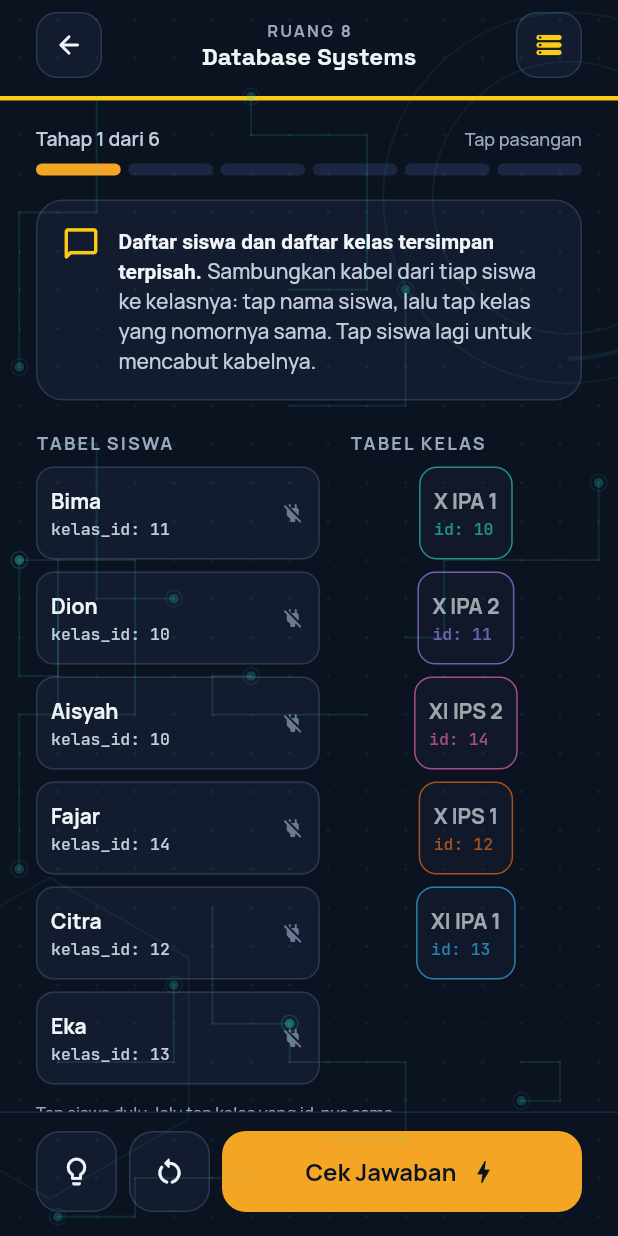
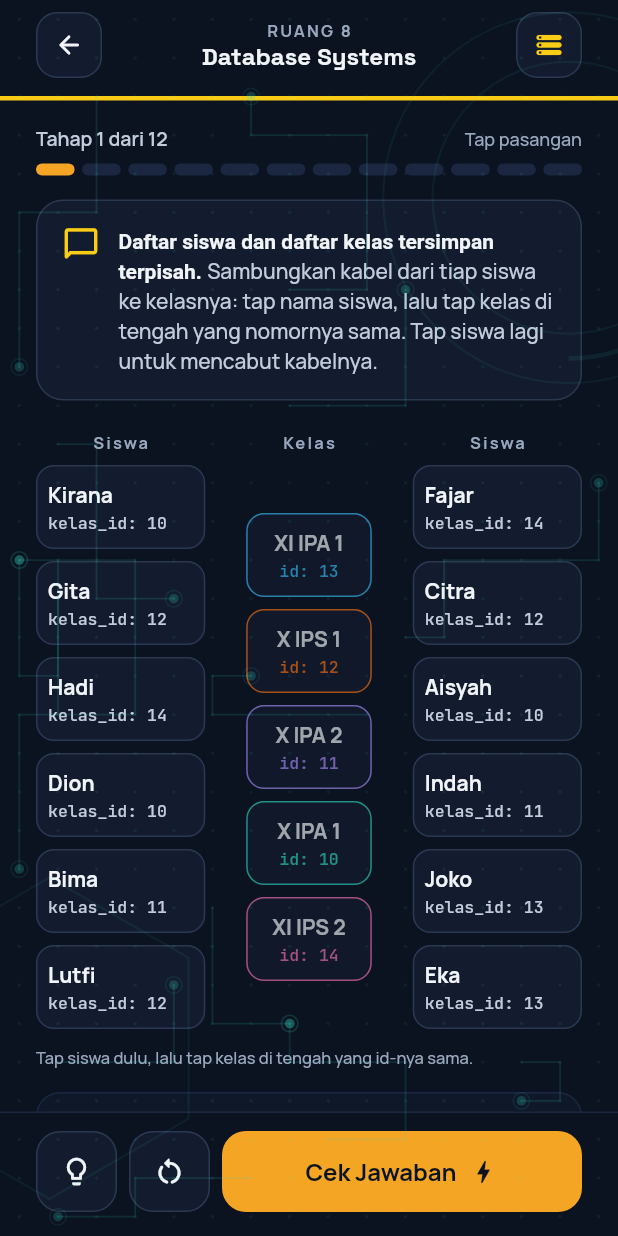
Before and after one commit to Epinnn14/campus-escape-mobile, a Flutter app: the DatabaseRoomScreen screen opened directly, on a phone screen of 412 x 824 dp. Run offline on Flutter 3.47's test engine with Material 3 defaults, Android fonts, the phone set to English and light mode, and no system bars; our stand-ins replace cloud_firestore, firebase_auth, firebase_core, flutter_riverpod, go_router, google_fonts and 6 more; accounts and stored records are empty; generated files the repository leaves out were written again.

Commit message:
feat: peta jaringan hijau/merah, database 12 siswa dengan kelas di tengah

```diff
--- a/lib/presentation/screens/rooms/database_room_screen.dart
+++ b/lib/presentation/screens/rooms/database_room_screen.dart
@@ -10,8 +10,9 @@ import '../../widgets/room_scaffold.dart';
 
 /// Ruang 8 — Database: "Cocokkan Data".
 /// Data siswa dan data kelas disimpan terpisah, dihubungkan lewat nomor
-/// kelas. Tap siswa, lalu tap kelasnya — kabel akan tersambung. Posisi kartu
-/// diacak tiap kali ruangan dibuka supaya tidak bisa dihafal.
+/// kelas. 12 siswa (6 di kiri, 6 di kanan) mengapit 5 kelas di tengah: tap
+/// siswa, lalu tap kelasnya — kabel akan tersambung. Posisi kartu diacak tiap
+/// kali ruangan dibuka supaya tidak bisa dihafal.
 class DatabaseRoomScreen extends StatefulWidget {
   const DatabaseRoomScreen({super.key});
 
@@ -27,6 +28,12 @@ class _DatabaseRoomScreenState extends State<DatabaseRoomScreen> {
     (nama: 'Dion', kelasId: 10),
     (nama: 'Eka', kelasId: 13),
     (nama: 'Fajar', kelasId: 14),
+    (nama: 'Gita', kelasId: 12),
+    (nama: 'Hadi', kelasId: 14),
+    (nama: 'Indah', kelasId: 11),
+    (nama: 'Joko', kelasId: 13),
+    (nama: 'Kirana', kelasId: 10),
+    (nama: 'Lutfi', kelasId: 12),
   ];
   static const _classes = [
     (id: 10, nama: 'X IPA 1'),
@@ -35,11 +42,15 @@ class _DatabaseRoomScreenState extends State<DatabaseRoomScreen> {
     (id: 13, nama: 'XI IPA 1'),
     (id: 14, nama: 'XI IPS 2'),
   ];
-  static const _cardH = 62.0;
+
+  /// Jumlah siswa per sisi (kiri / kanan).
+  static const _perSide = 6;
+  static const _cardH = 56.0;
   static const _gap = AppSpacing.xs;
 
-  // Urutan tampil (indeks ke _students / _classes), diacak.
-  late List<int> _studentOrder;
+  /// Urutan tampil siswa (indeks ke [_students]), diacak: 6 pertama di kolom
+  /// kiri, 6 berikutnya di kolom kanan.
+  late List<int> _order;
   late List<int> _classOrder;
   int? _selectedStudent;
   final Map<int, int> _pairs = {}; // indeks siswa → id kelas
@@ -54,7 +65,7 @@ class _DatabaseRoomScreenState extends State<DatabaseRoomScreen> {
 
   void _shuffle() {
     final rnd = Random();
-    _studentOrder = List.generate(_students.length, (i) => i)..shuffle(rnd);
+    _order = List.generate(_students.length, (i) => i)..shuffle(rnd);
     _classOrder = List.generate(_classes.length, (i) => i)..shuffle(rnd);
   }
 
@@ -65,6 +76,10 @@ class _DatabaseRoomScreenState extends State<DatabaseRoomScreen> {
         13 => AppColors.dataSky,
         _ => AppColors.dataPink,
       };
+
+  bool _isLeft(int student) => _order.indexOf(student) < _perSide;
+  int _rowOf(int student) => _order.indexOf(student) % _perSide;
+  int _classRow(int classId) => _classOrder.indexOf(_classes.indexWhere((k) => k.id == classId));
 
   void _tapStudent(int i) => setState(() {
         if (_pairs.containsKey(i)) {
@@ -103,21 +118,80 @@ class _DatabaseRoomScreenState extends State<DatabaseRoomScreen> {
         _shuffle();
       });
 
+  /// Kabel yang masuk ke sisi kelas yang sama disebar sedikit ke atas-bawah
+  /// (slot) supaya tidak menumpuk di satu titik.
+  List<_Cable> _buildCables() {
+    final groups = <(int, bool), List<int>>{}; // (baris kelas, dari kiri?) → baris siswa
+    _pairs.forEach((student, classId) {
+      groups.putIfAbsent((_classRow(classId), _isLeft(student)), () => []).add(_rowOf(student));
+    });
+    final cables = <_Cable>[];
+    groups.forEach((key, rows) {
+      rows.sort();
+      for (var k = 0; k < rows.length; k++) {
+        cables.add(_Cable(
+          left: key.$2,
+          studentRow: rows[k],
+          classRow: key.$1,
+          slot: k,
+          slots: rows.length,
+          color: _classColor(_classes[_classOrder[key.$1]].id),
+        ));
+      }
+    });
+    return cables;
+  }
+
+  Widget _studentColumn(int from) {
+    return Column(
+      crossAxisAlignment: CrossAxisAlignment.stretch,
+      children: [
+        for (var r = 0; r < _perSide; r++) ...[
+          SizedBox(
+            height: _cardH,
+            child: _StudentCard(
+              nama: _students[_order[from + r]].nama,
+              kelasId: _students[_order[from + r]].kelasId,
+              selected: _selectedStudent == _order[from + r],
+              pairedColor: _pairs.containsKey(_order[from + r]) ? _classColor(_pairs[_order[from + r]]!) : null,
+              accent: _meta.accent,
+              onTap: () => _tapStudent(_order[from + r]),
+            ),
+          ),
+          if (r < _perSide - 1) const SizedBox(height: _gap),
+        ],
+      ],
+    );
+  }
+
+  Widget _columnLabel(String text, double width) => SizedBox(
+        width: width,
+        child: Text(
+          text,
+          textAlign: TextAlign.center,
+          maxLines: 1,
+          overflow: TextOverflow.fade,
+          softWrap: false,
+          style: AppTypography.labelSection.copyWith(fontSize: 11),
+        ),
+      );
+
   @override
   Widget build(BuildContext context) {
-    final rows = max(_students.length, _classes.length);
-    final boardH = rows * _cardH + (rows - 1) * _gap;
+    const boardH = _perSide * _cardH + (_perSide - 1) * _gap;
+    // 5 kelas dipusatkan terhadap 6 baris siswa.
+    const classTop = (_perSide - 5) * (_cardH + _gap) / 2;
 
     return RoomScaffold(
       meta: _meta,
       storyLead: 'Daftar siswa dan daftar kelas tersimpan terpisah.',
       storyBody:
           'Sambungkan kabel dari tiap siswa ke kelasnya: tap nama siswa, lalu tap '
-          'kelas yang nomornya sama. Tap siswa lagi untuk mencabut kabelnya.',
+          'kelas di tengah yang nomornya sama. Tap siswa lagi untuk mencabut kabelnya.',
       hints: const [
         'Tiap kartu siswa punya angka "kelas_id". Tiap kartu kelas punya angka "id". Angka yang sama = pasangan. Posisi kartu diacak, jadi lihat angkanya, bukan urutannya.',
-        'Dua siswa boleh masuk kelas yang sama — satu kelas bisa menerima lebih dari satu kabel.',
-        'Jawaban: Aisyah & Dion → X IPA 1 (10), Bima → X IPA 2 (11), Citra → X IPS 1 (12), Eka → XI IPA 1 (13), Fajar → XI IPS 2 (14).',
+        'Beberapa siswa boleh masuk kelas yang sama — satu kelas bisa menerima banyak kabel, dari kiri maupun kanan.',
+        'Jawaban: 10 → Aisyah, Dion, Kirana · 11 → Bima, Indah · 12 → Citra, Gita, Lutfi · 13 → Eka, Joko · 14 → Fajar, Hadi.',
       ],
       modeLabel: 'Tap pasangan',
       stageCount: _students.length,
@@ -127,52 +201,38 @@ class _DatabaseRoomScreenState extends State<DatabaseRoomScreen> {
       body: Column(
         crossAxisAlignment: CrossAxisAlignment.start,
         children: [
-          const Row(
+          LayoutBuilder(builder: (context, c) {
+            // Tiga kolom: siswa | kelas | siswa, dengan ruang kabel di antaranya.
+            // Semua lebar dihitung dari lebar layar supaya muat di HP kecil.
+            final classW = (c.maxWidth * 0.23).clamp(70.0, 92.0);
+            final gapW = (c.maxWidth * 0.075).clamp(20.0, 32.0);
+            final sideW = (c.maxWidth - classW - gapW * 2) / 2;
+            return Column(
+              crossAxisAlignment: CrossAxisAlignment.start,
               children: [
-              Expanded(flex: 11, child: SectionLabel('Tabel siswa')),
-              SizedBox(width: AppSpacing.lg),
-              Expanded(flex: 9, child: SectionLabel('Tabel kelas')),
+                Row(
+                  children: [
+                    _columnLabel('Siswa', sideW),
+                    SizedBox(width: gapW),
+                    _columnLabel('Kelas', classW),
+                    SizedBox(width: gapW),
+                    _columnLabel('Siswa', sideW),
                   ],
                 ),
                 const SizedBox(height: AppSpacing.xs),
-          LayoutBuilder(builder: (context, c) {
-            const gapW = AppSpacing.lg;
-            final leftW = (c.maxWidth - gapW) * 11 / 20;
-            final rightX = leftW + gapW;
-            return SizedBox(
+                SizedBox(
                   height: boardH,
                   child: Stack(
                     children: [
-                  // Kolom siswa
+                      Positioned(left: 0, top: 0, width: sideW, child: _studentColumn(0)),
+                      Positioned(right: 0, top: 0, width: sideW, child: _studentColumn(_perSide)),
+                      // Kolom kelas di tengah
                       Positioned(
-                    left: 0,
-                    top: 0,
-                    width: leftW,
+                        left: sideW + gapW,
+                        top: classTop,
+                        width: classW,
                         child: Column(
-                      children: [
-                        for (var r = 0; r < _studentOrder.length; r++) ...[
-                          SizedBox(
-                            height: _cardH,
-                            child: _StudentCard(
-                              nama: _students[_studentOrder[r]].nama,
-                              kelasId: _students[_studentOrder[r]].kelasId,
-                              selected: _selectedStudent == _studentOrder[r],
-                              pairedColor: _pairs.containsKey(_studentOrder[r]) ? _classColor(_pairs[_studentOrder[r]]!) : null,
-                              accent: _meta.accent,
-                              onTap: () => _tapStudent(_studentOrder[r]),
-                            ),
-                          ),
-                          if (r < _studentOrder.length - 1) const SizedBox(height: _gap),
-                        ],
-                      ],
-                    ),
-                  ),
-                  // Kolom kelas
-                  Positioned(
-                    left: rightX,
-                    top: 0,
-                    right: 0,
-                    child: Column(
+                          crossAxisAlignment: CrossAxisAlignment.stretch,
                           children: [
                             for (var r = 0; r < _classOrder.length; r++) ...[
                               SizedBox(
@@ -196,18 +256,15 @@ class _DatabaseRoomScreenState extends State<DatabaseRoomScreen> {
                         child: IgnorePointer(
                           child: CustomPaint(
                             painter: _CablePainter(
-                          cables: [
-                            for (final e in _pairs.entries)
-                              (
-                                from: _studentOrder.indexOf(e.key),
-                                to: _classOrder.indexOf(_classes.indexWhere((k) => k.id == e.value)),
-                                color: _classColor(e.value),
-                              ),
-                          ],
-                          pending: _selectedStudent == null ? null : _studentOrder.indexOf(_selectedStudent!),
+                              cables: _buildCables(),
+                              pending: _selectedStudent == null
+                                  ? null
+                                  : (left: _isLeft(_selectedStudent!), row: _rowOf(_selectedStudent!)),
                               pendingColor: _meta.accent,
-                          leftX: leftW,
-                          rightX: rightX,
+                              sideW: sideW,
+                              gapW: gapW,
+                              classW: classW,
+                              classTop: classTop,
                               rowH: _cardH,
                               gap: _gap,
                             ),
@@ -216,12 +273,14 @@ class _DatabaseRoomScreenState extends State<DatabaseRoomScreen> {
                       ),
                     ],
                   ),
+                ),
+              ],
             );
           }),
           const SizedBox(height: AppSpacing.sm),
           Text(
             _selectedStudent == null
-                ? 'Tap siswa dulu, lalu tap kelas yang id-nya sama.'
+                ? 'Tap siswa dulu, lalu tap kelas di tengah yang id-nya sama.'
                 : 'Pilih kelas untuk ${_students[_selectedStudent!].nama} (kelas_id ${_students[_selectedStudent!].kelasId}).',
             style: AppTypography.captionXs,
           ),
@@ -242,31 +301,60 @@ class _DatabaseRoomScreenState extends State<DatabaseRoomScreen> {
   }
 }
 
-/// Menggambar kabel melengkung dari sisi kanan kartu siswa ke sisi kiri
-/// kartu kelas, plus kabel "menggantung" dari siswa yang sedang dipilih.
+/// Satu kabel dari kartu siswa (kolom kiri/kanan) ke kartu kelas di tengah.
+class _Cable {
+  final bool left;
+  final int studentRow;
+  final int classRow;
+
+  /// Urutan kabel ini di antara [slots] kabel yang masuk ke sisi kelas yang sama.
+  final int slot;
+  final int slots;
+  final Color color;
+  const _Cable({
+    required this.left,
+    required this.studentRow,
+    required this.classRow,
+    required this.slot,
+    required this.slots,
+    required this.color,
+  });
+}
+
+/// Menggambar kabel melengkung dari tepi dalam kartu siswa ke tepi kartu
+/// kelas terdekat, plus kabel putus-putus dari siswa yang sedang dipilih.
 class _CablePainter extends CustomPainter {
-  final List<({int from, int to, Color color})> cables;
-  final int? pending;
+  final List<_Cable> cables;
+  final ({bool left, int row})? pending;
   final Color pendingColor;
-  final double leftX, rightX, rowH, gap;
+  final double sideW, gapW, classW, classTop, rowH, gap;
   _CablePainter({
     required this.cables,
     required this.pending,
     required this.pendingColor,
-    required this.leftX,
-    required this.rightX,
+    required this.sideW,
+    required this.gapW,
+    required this.classW,
+    required this.classTop,
     required this.rowH,
     required this.gap,
   });
 
   double _y(int row) => row * (rowH + gap) + rowH / 2;
 
+  /// Tepi dalam kolom siswa (titik awal kabel).
+  double _studentX(bool left) => left ? sideW : sideW + gapW * 2 + classW;
+
+  /// Tepi kartu kelas yang menghadap kolom siswa itu.
+  double _classX(bool left) => left ? sideW + gapW : sideW + gapW + classW;
+
   @override
   void paint(Canvas canvas, Size size) {
     final plug = Paint()..style = PaintingStyle.fill;
     for (final c in cables) {
-      final a = Offset(leftX, _y(c.from));
-      final b = Offset(rightX, _y(c.to));
+      final spread = (c.slot - (c.slots - 1) / 2) * 9;
+      final a = Offset(_studentX(c.left), _y(c.studentRow));
+      final b = Offset(_classX(c.left), classTop + _y(c.classRow) + spread);
       final mid = (a.dx + b.dx) / 2;
       final path = Path()
         ..moveTo(a.dx, a.dy)
@@ -276,43 +364,34 @@ class _CablePainter extends CustomPainter {
         Paint()
           ..color = c.color
           ..style = PaintingStyle.stroke
-          ..strokeWidth = 3
+          ..strokeWidth = 2.5
           ..strokeCap = StrokeCap.round,
       );
       plug.color = c.color;
-      canvas.drawCircle(a, 4.5, plug);
-      canvas.drawCircle(b, 4.5, plug);
+      canvas.drawCircle(a, 4, plug);
+      canvas.drawCircle(b, 4, plug);
     }
-    if (pending != null) {
-      final a = Offset(leftX, _y(pending!));
+    final p = pending;
+    if (p != null) {
+      final a = Offset(_studentX(p.left), _y(p.row));
+      final dir = p.left ? 1.0 : -1.0;
       final paint = Paint()
         ..color = pendingColor
         ..style = PaintingStyle.stroke
-        ..strokeWidth = 3
+        ..strokeWidth = 2.5
         ..strokeCap = StrokeCap.round;
       // Kabel pendek putus-putus yang menunggu disambung.
-      for (var x = 0.0; x < (rightX - leftX) * 0.45; x += 10) {
-        canvas.drawLine(Offset(a.dx + x, a.dy), Offset(a.dx + x + 5, a.dy), paint);
+      for (var x = 0.0; x < gapW * 0.7; x += 8) {
+        canvas.drawLine(Offset(a.dx + dir * x, a.dy), Offset(a.dx + dir * (x + 4), a.dy), paint);
       }
       plug.color = pendingColor;
-      canvas.drawCircle(a, 4.5, plug);
+      canvas.drawCircle(a, 4, plug);
     }
   }
 
+  // Dibuat ulang hanya saat state ruangan berubah, dan menggambarnya murah.
   @override
-  bool shouldRepaint(_CablePainter old) =>
-      old.cables.length != cables.length ||
-      old.pending != pending ||
-      old.leftX != leftX ||
-      old.rightX != rightX ||
-      !_sameCables(old.cables);
-
-  bool _sameCables(List<({int from, int to, Color color})> other) {
-    for (var i = 0; i < cables.length; i++) {
-      if (cables[i].from != other[i].from || cables[i].to != other[i].to) return false;
-    }
-    return true;
-  }
+  bool shouldRepaint(_CablePainter old) => true;
 }
 
 class _StudentCard extends StatelessWidget {
@@ -346,23 +425,20 @@ class _StudentCard extends StatelessWidget {
         onTap: onTap,
         borderRadius: BorderRadius.circular(AppRadius.sm),
         child: Padding(
-          padding: const EdgeInsets.symmetric(horizontal: 10, vertical: 6),
-          child: Row(
-            children: [
-              Expanded(
+          padding: const EdgeInsets.symmetric(horizontal: 8, vertical: 6),
           child: Column(
             mainAxisAlignment: MainAxisAlignment.center,
             crossAxisAlignment: CrossAxisAlignment.start,
             children: [
               Text(nama, style: AppTypography.bodyMd.copyWith(fontWeight: FontWeight.w700), maxLines: 1, overflow: TextOverflow.ellipsis),
-                    Text('kelas_id: $kelasId', style: AppTypography.code.copyWith(fontSize: 11, color: AppColors.textSecondary)),
-                  ],
+              // Diperkecil otomatis di HP sempit supaya tidak terpotong.
+              FittedBox(
+                fit: BoxFit.scaleDown,
+                alignment: Alignment.centerLeft,
+                child: Text(
+                  'kelas_id: $kelasId',
+                  style: AppTypography.code.copyWith(fontSize: 11, color: pairedColor ?? AppColors.textSecondary),
                 ),
-              ),
-              Icon(
-                pairedColor != null ? Icons.power_rounded : Icons.power_off_rounded,
-                size: 16,
-                color: pairedColor ?? (selected ? accent : AppColors.textDisabled),
               ),
             ],
           ),
@@ -402,12 +478,14 @@ class _ClassCard extends StatelessWidget {
           onTap: enabled ? onTap : null,
           borderRadius: BorderRadius.circular(AppRadius.sm),
           child: Padding(
-            padding: const EdgeInsets.symmetric(horizontal: 10, vertical: 6),
+            padding: const EdgeInsets.symmetric(horizontal: 6, vertical: 6),
             child: Column(
               mainAxisAlignment: MainAxisAlignment.center,
-              crossAxisAlignment: CrossAxisAlignment.start,
               children: [
-                Text(nama, style: AppTypography.bodyMd.copyWith(fontWeight: FontWeight.w700), maxLines: 1, overflow: TextOverflow.ellipsis),
+                FittedBox(
+                  fit: BoxFit.scaleDown,
+                  child: Text(nama, style: AppTypography.bodyMd.copyWith(fontWeight: FontWeight.w700), maxLines: 1),
+                ),
                 Text('id: $id', style: AppTypography.code.copyWith(fontSize: 11, color: color)),
               ],
             ),
```
Also changed, not shown: lib/presentation/screens/rooms/networking_room_screen.dart (+32 -15 lines), 2 other files. Lines whose indentation alone changed are shown as unchanged.
